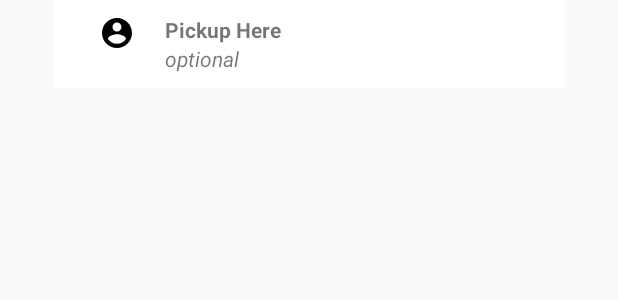
After one commit to IAmNirmesh/GrabARide, an Android app: the layout custom_rider_info_window.xml on its own in the app's theme, with its tools: preview values and no code run, on a phone screen of 412 x 824 dp. The commit adds this screen. Shown: the top 300 px of the screen. Run offline under Robolectric (Android 15) with nearby library versions, the phone set to English and light mode, and no system bars.

Commit message:
Request Pick Up to Driver by Rider

```diff
--- /dev/null
+++ b/app/src/main/res/drawable/ic_account_circle_black_24dp.xml
@@ -0,0 +1,9 @@
+<vector xmlns:android="http://schemas.android.com/apk/res/android"
+        android:width="24dp"
+        android:height="24dp"
+        android:viewportWidth="24.0"
+        android:viewportHeight="24.0">
+    <path
+        android:fillColor="#FF000000"
+        android:pathData="M12,2C6.48,2 2,6.48 2,12s4.48,10 10,10 10,-4.48 10,-10S17.52,2 12,2zM12,5c1.66,0 3,1.34 3,3s-1.34,3 -3,3 -3,-1.34 -3,-3 1.34,-3 3,-3zM12,19.2c-2.5,0 -4.71,-1.28 -6,-3.22 0.03,-1.99 4,-3.08 6,-3.08 1.99,0 5.97,1.09 6,3.08 -1.29,1.94 -3.5,3.22 -6,3.22z"/>
+</vector>
--- /dev/null
+++ b/app/src/main/res/layout/custom_rider_info_window.xml
@@ -0,0 +1,48 @@
+<?xml version="1.0" encoding="utf-8"?>
+<LinearLayout
+    xmlns:android="http://schemas.android.com/apk/res/android"
+    xmlns:app="http://schemas.android.com/apk/res-auto"
+    android:layout_width="wrap_content"
+    android:layout_height="wrap_content"
+    android:layout_gravity="center_horizontal"
+    android:background="@android:color/white"
+    android:orientation="horizontal"
+    android:padding="10dp">
+
+    <LinearLayout
+        android:layout_width="320dp"
+        android:layout_height="wrap_content"
+        android:layout_weight="10"
+        android:orientation="horizontal">
+
+        <ImageView
+            android:layout_width="0dp"
+            android:layout_height="wrap_content"
+            android:layout_weight="2"
+            android:src="@drawable/ic_account_circle_black_24dp" />
+
+        <LinearLayout
+            android:layout_width="0dp"
+            android:layout_height="wrap_content"
+            android:layout_weight="8"
+            android:orientation="vertical">
+
+            <TextView
+                android:id="@+id/textPickupInfo"
+                android:layout_width="wrap_content"
+                android:layout_height="wrap_content"
+                android:text="Pickup Here"
+                android:textStyle="bold" />
+
+            <TextView
+                android:id="@+id/textPickupSnippet"
+                android:layout_width="wrap_content"
+                android:layout_height="wrap_content"
+                android:text="optional"
+                android:textStyle="italic" />
+
+        </LinearLayout>
+
+    </LinearLayout>
+
+</LinearLayout>
```
Also changed, not shown: app/src/main/java/rahul/nirmesh/grabaride/BottomSheetRiderFragment.java (added, +37 -0 lines), app/src/main/java/rahul/nirmesh/grabaride/Home.java (+49 -0 lines), app/src/main/java/rahul/nirmesh/grabaride/helper/CustomInfoWindow.java (added, +40 -0 lines), app/src/main/res/drawable/ic_keyboard_arrow_up_black_24dp.xml (added, +9 -0 lines), app/src/main/res/layout/bottom_sheet_rider.xml (added, +35 -0 lines), app/src/main/res/layout/content_home.xml (+33 -3 lines).
